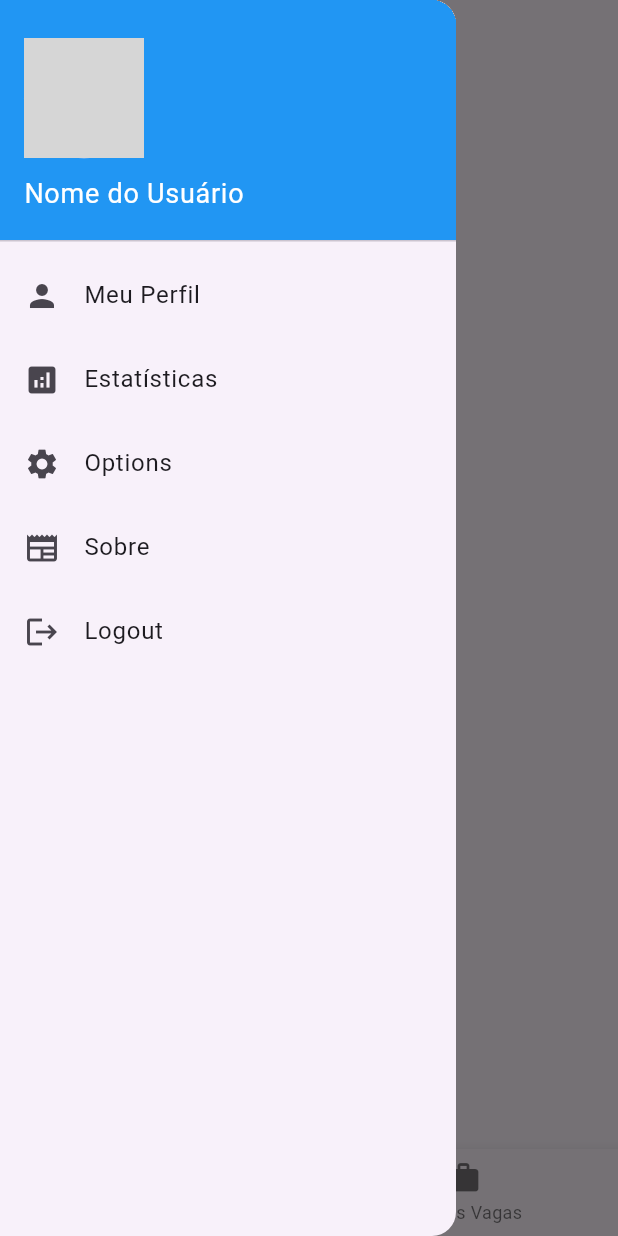
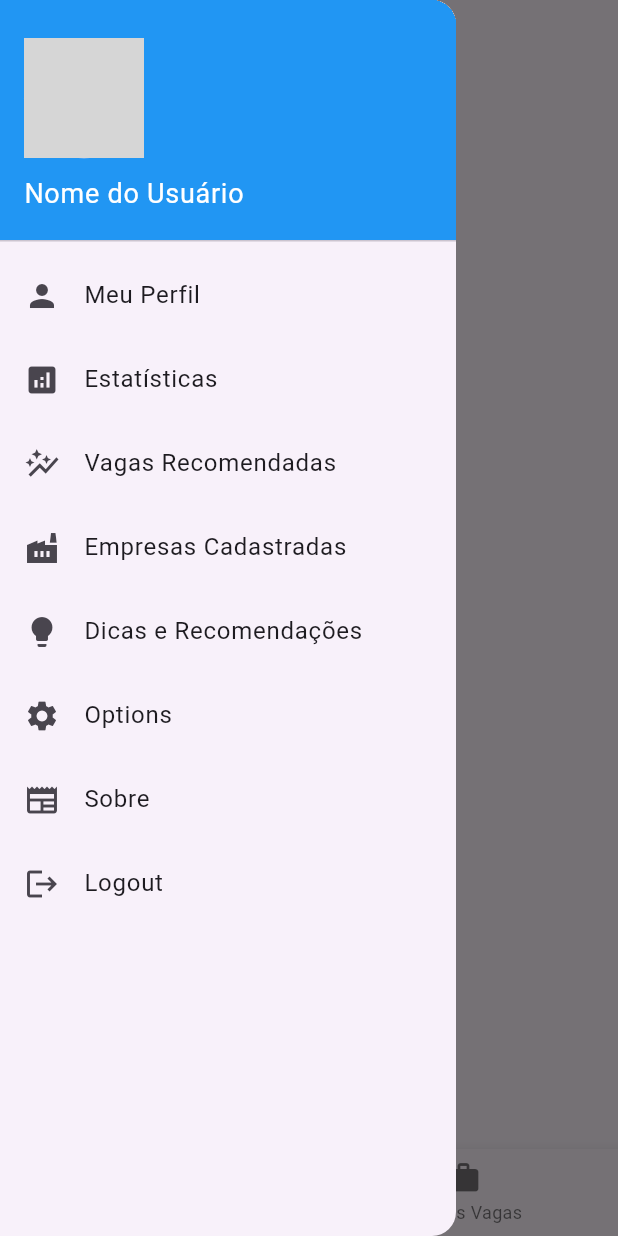
Before and after one commit to caiorebert/seuJob-app, a Flutter app: the screen it shows after launch, with the side drawer open, on a phone screen of 412 x 824 dp. Run offline on Flutter 3.47's test engine with Material 3 defaults, Android fonts, the phone set to English and light mode, and no system bars; our stand-ins replace fluttertoast, geolocator, google_maps_flutter, image_cropper, image_picker, shared_preferences; accounts and stored records are empty; network calls fail; grey boxes are pictures that could not be loaded.

Commit message:
feat: criação das novas paginas e atribuição no drawer

```diff
--- a/lib/main.dart
+++ b/lib/main.dart
@@ -3,7 +3,10 @@ import 'package:provider/provider.dart';
 import 'package:seujobapp/model/vaga_lista.dart';
 import 'package:seujobapp/model/worker_lista.dart';
 import 'package:seujobapp/pages/curriculo/curriculo_page.dart';
+import 'package:seujobapp/pages/empresas/sobre_empresas.dart';
 import 'package:seujobapp/pages/home/home_page.dart';
+import 'package:seujobapp/pages/recomendacoes/dicas_page.dart';
+import 'package:seujobapp/pages/recomendadas/vagas_recomendadas.dart';
 import 'package:seujobapp/pages/settings/settings_page.dart';
 import 'package:seujobapp/pages/user/cadastro_page.dart';
 import 'package:seujobapp/pages/user/login_page.dart';
@@ -58,6 +61,9 @@ class MyApp extends StatelessWidget {
           AppRoutes.SETTINGS : (context) => SettingsPage(),
           AppRoutes.ANALITICS : (context) => AnaliticsPage(),
           AppRoutes.ABOUT : (context) => AboutPage(),
+          AppRoutes.EMPRESASCADASTRADAS : (context) => SobreEmpresasPage(),
+          AppRoutes.RECOMENDACAO : (context) => RecomendadasPage(),
+          AppRoutes.RECOMENDACOES : (context) => DicasPage(),
         },
       ),
     );
--- a/lib/pages/home/components/drawer.dart
+++ b/lib/pages/home/components/drawer.dart
@@ -49,6 +49,30 @@ class AppDrawer extends StatelessWidget {
             },
           ),
           ListTile(
+            leading: Icon(Icons.auto_graph),
+            title: Text('Vagas Recomendadas'),
+            onTap: () {
+              Navigator.pop(context);
+              Navigator.pushReplacementNamed(context, AppRoutes.RECOMENDACAO);
+            },
+          ),
+          ListTile(
+            leading: Icon(Icons.factory),
+            title: Text('Empresas Cadastradas'),
+            onTap: () {
+              Navigator.pop(context);
+              Navigator.pushReplacementNamed(context, AppRoutes.EMPRESASCADASTRADAS);
+            },
+          ),
+          ListTile(
+            leading: Icon(Icons.lightbulb),
+            title: Text('Dicas e Recomendações'),
+            onTap: () {
+              Navigator.pop(context);
+              Navigator.pushReplacementNamed(context, AppRoutes.RECOMENDACOES);
+            },
+          ),
+          ListTile(
             leading: Icon(Icons.settings),
             title: Text('Options'),
             onTap: () {
--- a/lib/utils/app_routes.dart
+++ b/lib/utils/app_routes.dart
@@ -10,4 +10,7 @@ class AppRoutes {
   static const SETTINGS = '/opcoes';
   static const ANALITICS = '/estatisticas';
   static const ABOUT = '/sobre';
+  static const EMPRESASCADASTRADAS = '/sobreempresas';
+  static const RECOMENDACAO = '/vagasrecomendadas';
+  static const RECOMENDACOES = '/recomendacoes';
 }
```
Also changed, not shown: lib/pages/empresas/sobre_empresas.dart (added, +51 -0 lines), lib/pages/recomendacoes/dicas_page.dart (added, +51 -0 lines), lib/pages/recomendadas/vagas_recomendadas.dart (added, +51 -0 lines). Lines whose indentation alone changed are shown as unchanged.
